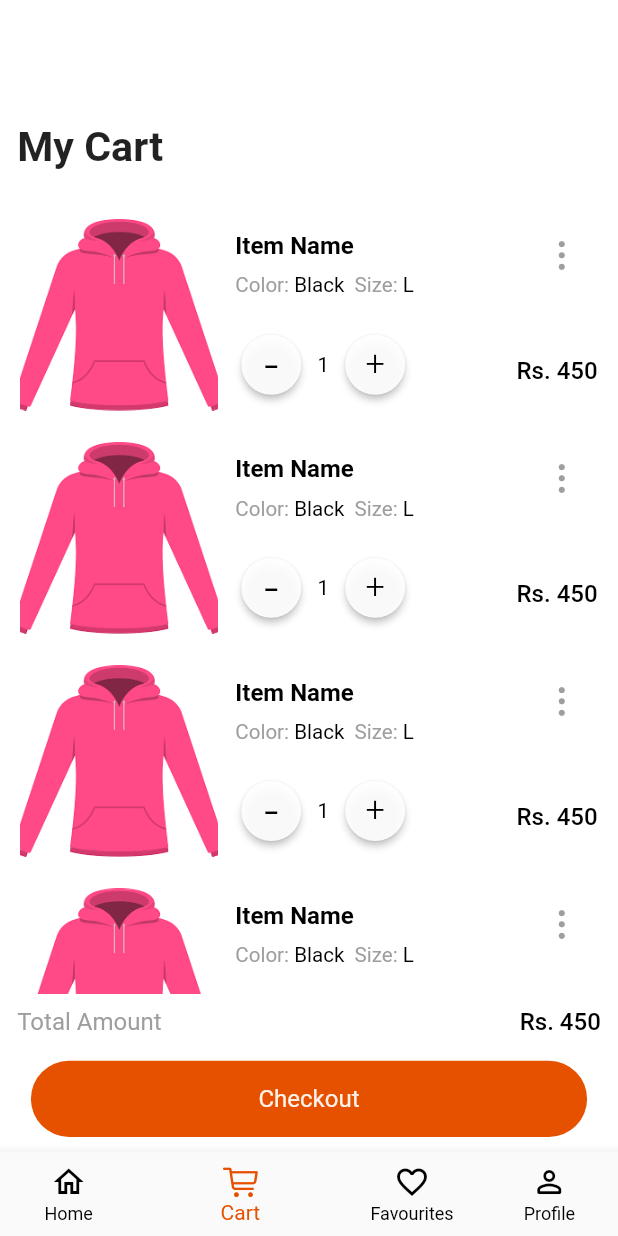
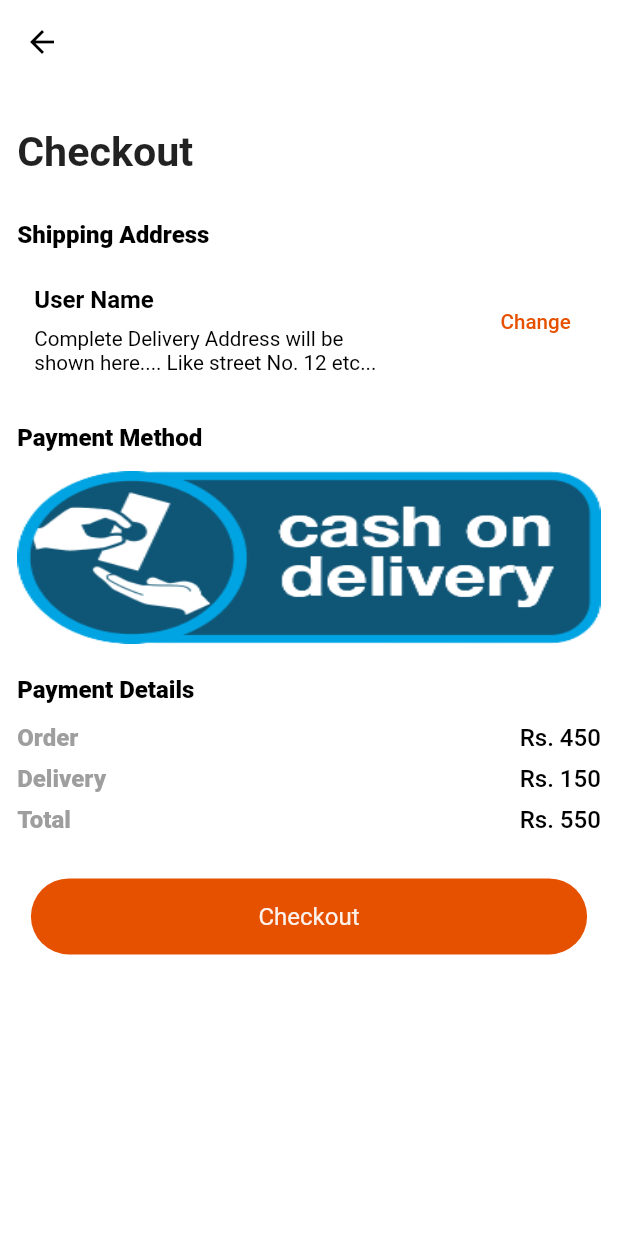
Before and after one commit to Mubashir-Saeed1/al_shams, a Flutter app: the NavigationScreen screen opened directly, item 2 of the bottom bar chosen, after a tap on "Checkout", on a phone screen of 412 x 824 dp. Run offline on Flutter 3.47's test engine with Material 2 defaults, Android fonts, the phone set to English and light mode, and no system bars; our stand-ins replace flutter_rating_bar, flutter_screenutil, get.

Commit message:
Checkout Screen and floating action button added

```diff
--- /dev/null
+++ b/lib/utils/custom_widgets/al_address_card.dart
@@ -0,0 +1,48 @@
+import 'package:al_shams/utils/custom_widgets/al_colors.dart';
+import 'package:al_shams/utils/custom_widgets/al_text_button.dart';
+import 'package:flutter/material.dart';
+import 'package:flutter_screenutil/flutter_screenutil.dart';
+import 'package:get/get.dart';
+
+class AlAddressCard extends StatelessWidget {
+  final bool isCheckout;
+  AlAddressCard({this.isCheckout = true});
+  @override
+  Widget build(BuildContext context) {
+    return Container(
+      padding: EdgeInsets.all(10.sp),
+      decoration: BoxDecoration(
+          color: AlColors.textFieldColor,
+          borderRadius: BorderRadius.circular(8.r)),
+      child: Row(
+        mainAxisAlignment: MainAxisAlignment.spaceBetween,
+        crossAxisAlignment: CrossAxisAlignment.start,
+        children: [
+          Column(
+            crossAxisAlignment: CrossAxisAlignment.start,
+            children: [
+              Text('User Name',
+                  style: TextStyle(
+                      color: AlColors.textColor,
+                      fontSize: 14.sp,
+                      fontWeight: FontWeight.w600)),
+              SizedBox(height: 4.h),
+              Container(
+                width: Get.width * 0.6,
+                child: Text(
+                    "Complete Delivery Address will be shown here.... Like street No. 12 etc...",
+                    style:
+                        TextStyle(color: AlColors.textColor, fontSize: 12.sp)),
+              )
+            ],
+          ),
+          Align(
+            alignment: Alignment.topRight,
+            child: AlTextButton(
+                onPressed: () {}, text: isCheckout ? 'Change' : 'Edit'),
+          )
+        ],
+      ),
+    );
+  }
+}
--- a/lib/utils/custom_widgets/al_cart_item.dart
+++ b/lib/utils/custom_widgets/al_cart_item.dart
@@ -3,7 +3,6 @@ import 'package:flutter/cupertino.dart';
 import 'package:flutter/material.dart';
 import 'package:flutter_screenutil/flutter_screenutil.dart';
 import 'package:get/get.dart';
-
 
 class AlCartItem extends StatelessWidget {
   @override
@@ -34,7 +33,7 @@ class AlCartItem extends StatelessWidget {
                       fontSize: 14.sp,
                       fontWeight: FontWeight.bold,
                       color: AlColors.textColor)),
-                      SizedBox(height: 4.h),
+              SizedBox(height: 4.h),
               Row(
                 children: [
                   Text(
@@ -58,10 +57,14 @@ class AlCartItem extends StatelessWidget {
               SizedBox(height: 10.h),
               Row(children: [
                 FloatingActionButton.small(
-                  heroTag: 'Decrease',
+                  heroTag: null,
                   tooltip: 'Decrease Item',
                   onPressed: () {},
-                  child: Text('-', style: TextStyle(color: AlColors.textColor, fontSize: 30.sp, fontWeight: FontWeight.w300)),
+                  child: Text('-',
+                      style: TextStyle(
+                          color: AlColors.textColor,
+                          fontSize: 30.sp,
+                          fontWeight: FontWeight.w300)),
                   elevation: 2,
                   backgroundColor: AlColors.textFieldColor,
                 ),
@@ -71,12 +74,14 @@ class AlCartItem extends StatelessWidget {
                         fontSize: 12.sp,
                         fontWeight: FontWeight.w400)),
                 FloatingActionButton.small(
-                  heroTag: 'Increase',
+                  heroTag: null,
                   tooltip: 'Increase Item',
                   onPressed: () {},
                   child: Text('+',
                       style: TextStyle(
-                          color: AlColors.textColor, fontSize: 20.sp, fontWeight: FontWeight.w300)),
+                          color: AlColors.textColor,
+                          fontSize: 20.sp,
+                          fontWeight: FontWeight.w300)),
                   elevation: 2,
                   backgroundColor: AlColors.textFieldColor,
                 ),
@@ -93,7 +98,7 @@ class AlCartItem extends StatelessWidget {
                     CupertinoIcons.ellipsis_vertical,
                     color: AlColors.subtitleColor,
                   )),
-                  Spacer(),
+              Spacer(),
               Text(
                 'Rs. 450',
                 style: TextStyle(
--- a/lib/utils/title_text_style.dart
+++ b/lib/utils/title_text_style.dart
@@ -1,11 +1,11 @@
 import 'package:flutter/material.dart';
 import 'package:flutter_screenutil/flutter_screenutil.dart';
-import 'package:get/get.dart';
 
 Widget alTitleText(String text) {
-  return Padding(
-    padding: EdgeInsets.only(left: 10.w, top: Get.height * 0.1),
-    child: Align(alignment: Alignment.centerLeft,
-      child: Text(text, style: TextStyle(fontSize: 24.sp, fontWeight: FontWeight.bold),)),
-  );
+  return Align(
+      alignment: Alignment.centerLeft,
+      child: Text(
+        text,
+        style: TextStyle(fontSize: 24.sp, fontWeight: FontWeight.bold),
+      ));
 }
--- a/lib/views/cart_screen.dart
+++ b/lib/views/cart_screen.dart
@@ -2,6 +2,7 @@ import 'package:al_shams/utils/custom_widgets/al_button.dart';
 import 'package:al_shams/utils/custom_widgets/al_cart_item.dart';
 import 'package:al_shams/utils/custom_widgets/al_colors.dart';
 import 'package:al_shams/utils/title_text_style.dart';
+import 'package:al_shams/views/checkout_screen.dart';
 import 'package:flutter/cupertino.dart';
 import 'package:flutter/material.dart';
 import 'package:flutter_screenutil/flutter_screenutil.dart';
@@ -12,7 +13,9 @@ class CartScreen extends StatelessWidget {
   Widget build(BuildContext context) {
     return Column(
       children: [
-        alTitleText('My Cart'),
+        Padding(
+            padding: EdgeInsets.only(left: 10.w, top: Get.height * 0.1),
+            child: alTitleText('My Cart')),
         SizedBox(height: 10.h),
         Container(
           height: Get.height * 0.64,
@@ -55,7 +58,11 @@ class CartScreen extends StatelessWidget {
           ),
         ),
         SizedBox(height: 4.h),
-        AlButton(text: 'Checkout', onPressed: () {})
+        AlButton(
+            text: 'Checkout',
+            onPressed: () {
+              Get.to(() => CheckoutScreen());
+            })
       ],
     );
   }
--- /dev/null
+++ b/lib/views/checkout_screen.dart
@@ -0,0 +1,118 @@
+import 'package:al_shams/utils/custom_widgets/al_address_card.dart';
+import 'package:al_shams/utils/custom_widgets/al_button.dart';
+import 'package:al_shams/utils/custom_widgets/al_colors.dart';
+import 'package:al_shams/utils/title_text_style.dart';
+import 'package:flutter/material.dart';
+import 'package:flutter_screenutil/flutter_screenutil.dart';
+import 'package:get/get.dart';
+
+class CheckoutScreen extends StatelessWidget {
+  @override
+  Widget build(BuildContext context) {
+    return Scaffold(
+      appBar: AppBar(
+        backgroundColor: AlColors.appBarColor,
+        elevation: 0,
+        iconTheme: IconThemeData(color: AlColors.textColor),
+      ),
+      backgroundColor: AlColors.scaffoldBackgroundColor,
+      body: Padding(
+        padding: EdgeInsets.only(left: 10.w, right: 10.w, top: 14.h),
+        child: Column(
+          children: [
+            alTitleText('Checkout'),
+            SizedBox(height: 14.h),
+            Align(
+                alignment: Alignment.centerLeft,
+                child: Text('Shipping Address',
+                    style: TextStyle(
+                        fontSize: 14.sp,
+                        fontWeight: FontWeight.w800,
+                        color: AlColors.textColor))),
+            SizedBox(height: 6.h),
+            AlAddressCard(),
+            SizedBox(height: 10.h),
+            Align(
+                alignment: Alignment.centerLeft,
+                child: Text('Payment Method',
+                    style: TextStyle(
+                        fontSize: 14.sp,
+                        fontWeight: FontWeight.w800,
+                        color: AlColors.textColor))),
+            SizedBox(height: 6.h),
+            Image.asset(
+              'assets/images/cod_image.png',
+              height: Get.height * 0.14,
+              width: Get.width,
+              fit: BoxFit.fill,
+            ),
+            SizedBox(height: 10.h),
+            Align(
+                alignment: Alignment.centerLeft,
+                child: Text('Payment Details',
+                    style: TextStyle(
+                        fontSize: 14.sp,
+                        fontWeight: FontWeight.w800,
+                        color: AlColors.textColor))),
+            SizedBox(height: 6.h),
+            Row(
+              mainAxisAlignment: MainAxisAlignment.spaceBetween,
+              children: [
+                Text('Order',
+                    style: TextStyle(
+                        color: AlColors.subtitleColor,
+                        fontSize: 14.sp,
+                        fontWeight: FontWeight.w800)),
+                Text(
+                  'Rs. 450',
+                  style: TextStyle(
+                      fontSize: 14.sp,
+                      color: AlColors.textColor,
+                      fontWeight: FontWeight.w500),
+                ),
+              ],
+            ),
+            SizedBox(height: 4.h),
+            Row(
+              mainAxisAlignment: MainAxisAlignment.spaceBetween,
+              children: [
+                Text('Delivery',
+                    style: TextStyle(
+                        color: AlColors.subtitleColor,
+                        fontSize: 14.sp,
+                        fontWeight: FontWeight.w800)),
+                Text(
+                  'Rs. 150',
+                  style: TextStyle(
+                      fontSize: 14.sp,
+                      color: AlColors.textColor,
+                      fontWeight: FontWeight.w500),
+                ),
+              ],
+            ),
+            SizedBox(height: 4.h),
+            Row(
+              mainAxisAlignment: MainAxisAlignment.spaceBetween,
+              children: [
+                Text('Total',
+                    style: TextStyle(
+                        color: AlColors.subtitleColor,
+                        fontSize: 14.sp,
+                        fontWeight: FontWeight.w800)),
+                Text(
+                  'Rs. 550',
+                  style: TextStyle(
+                      fontSize: 14.sp,
+                      color: AlColors.textColor,
+                      fontWeight: FontWeight.w500),
+                ),
+              ],
+            ),
+            SizedBox(height: 14.h),
+            AlButton(text: 'Checkout', onPressed: () {})
+          ],
+        ),
+      ),
+    );
+  }
+}
--- a/lib/views/favourites_screen.dart
+++ b/lib/views/favourites_screen.dart
@@ -2,13 +2,17 @@ import 'package:al_shams/utils/custom_widgets/al_product.dart';
 import 'package:al_shams/utils/title_text_style.dart';
 import 'package:flutter/material.dart';
 import 'package:flutter_screenutil/flutter_screenutil.dart';
+import 'package:get/get.dart';
 
 class FavouritesScreen extends StatelessWidget {
   @override
   Widget build(BuildContext context) {
     return Column(
       children: [
-        alTitleText('Favourites'),
+        Padding(
+          padding: EdgeInsets.only(top: Get.height * 0.1, left: 10.w),
+          child: alTitleText('Favourites'),
+        ),
         SizedBox(
           height: 10.h,
         ),
--- a/lib/views/forgot_password_screen.dart
+++ b/lib/views/forgot_password_screen.dart
@@ -23,7 +23,10 @@ class ForgotPasswordScreen extends StatelessWidget {
         child: Column(
           crossAxisAlignment: CrossAxisAlignment.center,
           children: [
-            alTitleText('Forgot Password'),
+            Padding(
+              padding: EdgeInsets.only(left: 10.w, top: Get.height * 0.1),
+              child: alTitleText('Forgot Password'),
+            ),
             SizedBox(
               height: Get.height * 0.08,
             ),
--- a/lib/views/home_screen.dart
+++ b/lib/views/home_screen.dart
@@ -13,7 +13,9 @@ class HomeScreen extends StatelessWidget {
   Widget build(BuildContext context) {
     return Column(
       children: [
-        alTitleText('Al Shams Products'),
+        Padding(
+            padding: EdgeInsets.only(left: 10.w, top: Get.height * 0.1),
+            child: alTitleText('Al Shams Products')),
         SizedBox(
           height: 10.h,
         ),
--- a/lib/views/login_screen.dart
+++ b/lib/views/login_screen.dart
@@ -27,7 +27,9 @@ class LoginScreen extends StatelessWidget {
         child: Column(
           crossAxisAlignment: CrossAxisAlignment.center,
           children: [
-            alTitleText('Sign In'),
+            Padding(
+                padding: EdgeInsets.only(left: 10.w, top: Get.height * 0.1),
+                child: alTitleText('Sign In')),
             SizedBox(
               height: Get.height * 0.08,
             ),
--- a/lib/views/navigation_screen.dart
+++ b/lib/views/navigation_screen.dart
@@ -6,6 +6,7 @@ import 'package:al_shams/views/home_screen.dart';
 import 'package:al_shams/views/profile_screen.dart';
 import 'package:flutter/cupertino.dart';
 import 'package:flutter/material.dart';
+import 'package:flutter_screenutil/flutter_screenutil.dart';
 import 'package:get/get.dart';
 
 class NavigationScreen extends StatelessWidget {
@@ -22,7 +23,7 @@ class NavigationScreen extends StatelessWidget {
       backgroundColor: AlColors.scaffoldBackgroundColor,
       body: Obx(() => pages[_generalController.homeIndex.value]),
       bottomNavigationBar: Obx(
-        ()=> BottomNavigationBar(
+        () => BottomNavigationBar(
           unselectedItemColor: AlColors.textColor,
           selectedItemColor: AlColors.buttonColor,
           items: [
@@ -31,7 +32,8 @@ class NavigationScreen extends StatelessWidget {
             BottomNavigationBarItem(
                 icon: Icon(CupertinoIcons.cart), label: 'Cart'),
             BottomNavigationBarItem(
-                icon: Icon(Icons.favorite_border_outlined), label: 'Favourites'),
+                icon: Icon(Icons.favorite_border_outlined),
+                label: 'Favourites'),
             BottomNavigationBarItem(
                 icon: Icon(Icons.person_outline_rounded), label: 'Profile')
           ],
@@ -44,6 +46,19 @@ class NavigationScreen extends StatelessWidget {
           },
         ),
       ),
+      floatingActionButton: Obx(
+        ()=> Visibility(
+          visible: _generalController.homeIndex.value != 1,
+          child: FloatingActionButton.extended(
+            backgroundColor: AlColors.buttonColor,
+            icon: Image.asset('assets/images/whatsapp_logo.png', height: 16.h, width: 16.h, fit: BoxFit.cover,),
+              onPressed: () {},
+              label: Text(
+                'Contact Us',
+                style: TextStyle(color: AlColors.textFieldColor, fontSize: 14.sp),
+              )),
+        ),
+      ),
     );
   }
 }
--- a/lib/views/signup_screen.dart
+++ b/lib/views/signup_screen.dart
@@ -27,7 +27,9 @@ class SignUpScreen extends StatelessWidget {
         child: Column(
           crossAxisAlignment: CrossAxisAlignment.center,
           children: [
-            alTitleText('Sign Up'),
+            Padding(
+                padding: EdgeInsets.only(left: 10.w, top: Get.height * 0.1),
+                child: alTitleText('Sign Up')),
             SizedBox(
               height: Get.height * 0.08,
             ),
@@ -71,9 +73,11 @@ class SignUpScreen extends StatelessWidget {
                   'Already have an account? ',
                   style: TextStyle(fontSize: 12.sp, color: AlColors.textColor),
                 ),
-                AlTextButton(onPressed: () {
-                  Get.to(() => LoginScreen());
-                }, text: 'Login instead')
+                AlTextButton(
+                    onPressed: () {
+                      Get.to(() => LoginScreen());
+                    },
+                    text: 'Login instead')
               ],
             ),
             SizedBox(height: 10.h),
```
Also changed, not shown: lib/utils/custom_widgets/al_product.dart (+5 -5 lines), assets/images/cod_image.png (added), assets/images/whatsapp_logo.png (added). Lines whose indentation alone changed are shown as unchanged.
